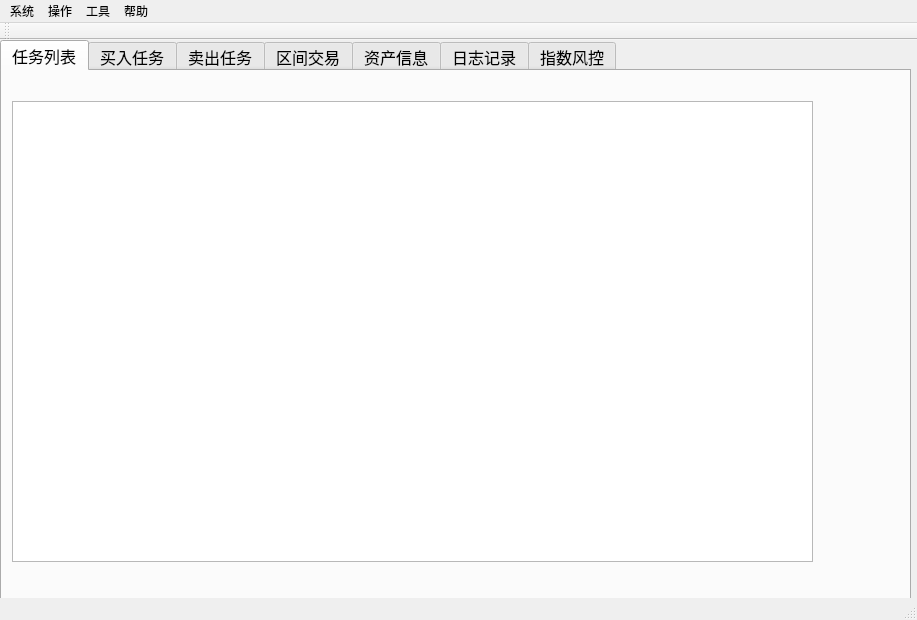
Above: TradeWinner/trade_winner.ui from spartawwy/mytrd_proj before the change. Below: the same form after it.
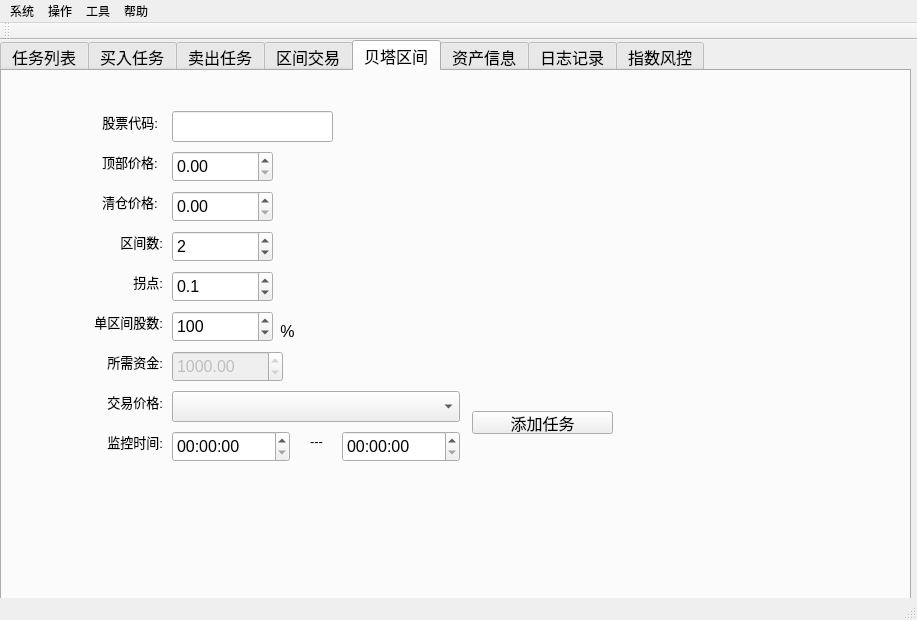
That is the form after the change.

Commit message: adding advance_task_win

The edit to the form file:
```diff
--- a/TradeWinner/trade_winner.ui
+++ b/TradeWinner/trade_winner.ui
@@ -29,7 +29,7 @@
      </font>
     </property>
     <property name="currentIndex">
-     <number>0</number>
+     <number>4</number>
     </property>
     <property name="iconSize">
      <size>
@@ -2130,6 +2130,418 @@
       </property>
      </widget>
     </widget>
+    <widget class="QWidget" name="tab_advsec_task">
+     <attribute name="title">
+      <string>贝塔区间</string>
+     </attribute>
+     <widget class="QLabel" name="label_bktest_adv_reb">
+      <property name="geometry">
+       <rect>
+        <x>100</x>
+        <y>200</y>
+        <width>61</width>
+        <height>21</height>
+       </rect>
+      </property>
+      <property name="font">
+       <font>
+        <pointsize>10</pointsize>
+       </font>
+      </property>
+      <property name="text">
+       <string>拐点:</string>
+      </property>
+      <property name="alignment">
+       <set>Qt::AlignRight|Qt::AlignTrailing|Qt::AlignVCenter</set>
+      </property>
+     </widget>
+     <widget class="QDoubleSpinBox" name="dbspb_adveq_max_price">
+      <property name="geometry">
+       <rect>
+        <x>170</x>
+        <y>80</y>
+        <width>101</width>
+        <height>31</height>
+       </rect>
+      </property>
+      <property name="decimals">
+       <number>2</number>
+      </property>
+      <property name="maximum">
+       <double>999.990000000000009</double>
+      </property>
+      <property name="singleStep">
+       <double>0.100000000000000</double>
+      </property>
+     </widget>
+     <widget class="QDoubleSpinBox" name="dbspb_adveq_start_capital">
+      <property name="enabled">
+       <bool>false</bool>
+      </property>
+      <property name="geometry">
+       <rect>
+        <x>170</x>
+        <y>280</y>
+        <width>111</width>
+        <height>31</height>
+       </rect>
+      </property>
+      <property name="decimals">
+       <number>2</number>
+      </property>
+      <property name="maximum">
+       <double>99999999.000000000000000</double>
+      </property>
+      <property name="singleStep">
+       <double>1000.000000000000000</double>
+      </property>
+      <property name="value">
+       <double>1000.000000000000000</double>
+      </property>
+     </widget>
+     <widget class="QLabel" name="label_raise_percent_rebounce_2">
+      <property name="geometry">
+       <rect>
+        <x>270</x>
+        <y>250</y>
+        <width>31</width>
+        <height>21</height>
+       </rect>
+      </property>
+      <property name="font">
+       <font>
+        <pointsize>12</pointsize>
+       </font>
+      </property>
+      <property name="text">
+       <string>%</string>
+      </property>
+      <property name="alignment">
+       <set>Qt::AlignCenter</set>
+      </property>
+     </widget>
+     <widget class="QSpinBox" name="spinBox_adveq_qty">
+      <property name="geometry">
+       <rect>
+        <x>170</x>
+        <y>240</y>
+        <width>101</width>
+        <height>31</height>
+       </rect>
+      </property>
+      <property name="maximum">
+       <number>100000</number>
+      </property>
+      <property name="singleStep">
+       <number>100</number>
+      </property>
+      <property name="value">
+       <number>100</number>
+      </property>
+     </widget>
+     <widget class="QLabel" name="lab_bktest_adv_secnums">
+      <property name="geometry">
+       <rect>
+        <x>80</x>
+        <y>160</y>
+        <width>81</width>
+        <height>21</height>
+       </rect>
+      </property>
+      <property name="font">
+       <font>
+        <pointsize>10</pointsize>
+       </font>
+      </property>
+      <property name="text">
+       <string>区间数:</string>
+      </property>
+      <property name="alignment">
+       <set>Qt::AlignRight|Qt::AlignTrailing|Qt::AlignVCenter</set>
+      </property>
+     </widget>
+     <widget class="QDoubleSpinBox" name="dbspb_adveq_min_price">
+      <property name="geometry">
+       <rect>
+        <x>170</x>
+        <y>120</y>
+        <width>101</width>
+        <height>31</height>
+       </rect>
+      </property>
+      <property name="decimals">
+       <number>2</number>
+      </property>
+      <property name="maximum">
+       <double>999.990000000000009</double>
+      </property>
+      <property name="singleStep">
+       <double>0.100000000000000</double>
+      </property>
+     </widget>
+     <widget class="QLabel" name="lab_bktest_advsec_qty">
+      <property name="geometry">
+       <rect>
+        <x>80</x>
+        <y>240</y>
+        <width>81</width>
+        <height>21</height>
+       </rect>
+      </property>
+      <property name="font">
+       <font>
+        <pointsize>10</pointsize>
+       </font>
+      </property>
+      <property name="text">
+       <string>单区间股数:</string>
+      </property>
+      <property name="alignment">
+       <set>Qt::AlignRight|Qt::AlignTrailing|Qt::AlignVCenter</set>
+      </property>
+     </widget>
+     <widget class="QSpinBox" name="spb_adveq_section_count">
+      <property name="geometry">
+       <rect>
+        <x>170</x>
+        <y>160</y>
+        <width>101</width>
+        <height>31</height>
+       </rect>
+      </property>
+      <property name="maximum">
+       <number>100000</number>
+      </property>
+      <property name="singleStep">
+       <number>1</number>
+      </property>
+      <property name="value">
+       <number>2</number>
+      </property>
+     </widget>
+     <widget class="QDoubleSpinBox" name="spb_adveq_rebounce">
+      <property name="geometry">
+       <rect>
+        <x>170</x>
+        <y>200</y>
+        <width>101</width>
+        <height>31</height>
+       </rect>
+      </property>
+      <property name="decimals">
+       <number>1</number>
+      </property>
+      <property name="maximum">
+       <double>100.000000000000000</double>
+      </property>
+      <property name="singleStep">
+       <double>0.100000000000000</double>
+      </property>
+      <property name="value">
+       <double>0.100000000000000</double>
+      </property>
+     </widget>
+     <widget class="QLabel" name="label_bktest_maxprice_adv">
+      <property name="geometry">
+       <rect>
+        <x>100</x>
+        <y>80</y>
+        <width>61</width>
+        <height>21</height>
+       </rect>
+      </property>
+      <property name="font">
+       <font>
+        <pointsize>10</pointsize>
+       </font>
+      </property>
+      <property name="text">
+       <string>顶部价格:</string>
+      </property>
+      <property name="alignment">
+       <set>Qt::AlignLeading|Qt::AlignLeft|Qt::AlignVCenter</set>
+      </property>
+     </widget>
+     <widget class="QLabel" name="label_bktest_maxprice_5">
+      <property name="geometry">
+       <rect>
+        <x>100</x>
+        <y>120</y>
+        <width>61</width>
+        <height>21</height>
+       </rect>
+      </property>
+      <property name="font">
+       <font>
+        <pointsize>10</pointsize>
+       </font>
+      </property>
+      <property name="text">
+       <string>清仓价格:</string>
+      </property>
+      <property name="alignment">
+       <set>Qt::AlignLeading|Qt::AlignLeft|Qt::AlignVCenter</set>
+      </property>
+     </widget>
+     <widget class="QLabel" name="lab_bktest_start_capital_2">
+      <property name="geometry">
+       <rect>
+        <x>100</x>
+        <y>280</y>
+        <width>61</width>
+        <height>21</height>
+       </rect>
+      </property>
+      <property name="font">
+       <font>
+        <pointsize>10</pointsize>
+       </font>
+      </property>
+      <property name="text">
+       <string>所需资金:</string>
+      </property>
+      <property name="alignment">
+       <set>Qt::AlignRight|Qt::AlignTrailing|Qt::AlignVCenter</set>
+      </property>
+     </widget>
+     <widget class="QLabel" name="label_buytask_stock_bktest">
+      <property name="geometry">
+       <rect>
+        <x>85</x>
+        <y>40</y>
+        <width>71</width>
+        <height>21</height>
+       </rect>
+      </property>
+      <property name="font">
+       <font>
+        <pointsize>10</pointsize>
+       </font>
+      </property>
+      <property name="text">
+       <string>股票代码:</string>
+      </property>
+      <property name="alignment">
+       <set>Qt::AlignRight|Qt::AlignTrailing|Qt::AlignVCenter</set>
+      </property>
+     </widget>
+     <widget class="QLineEdit" name="le_adveq_stock">
+      <property name="geometry">
+       <rect>
+        <x>170</x>
+        <y>40</y>
+        <width>161</width>
+        <height>31</height>
+       </rect>
+      </property>
+     </widget>
+     <widget class="QPushButton" name="pbtn_add_adveq_task">
+      <property name="geometry">
+       <rect>
+        <x>470</x>
+        <y>340</y>
+        <width>141</width>
+        <height>23</height>
+       </rect>
+      </property>
+      <property name="text">
+       <string>添加任务</string>
+      </property>
+     </widget>
+     <widget class="QLabel" name="label_24">
+      <property name="geometry">
+       <rect>
+        <x>300</x>
+        <y>360</y>
+        <width>21</width>
+        <height>21</height>
+       </rect>
+      </property>
+      <property name="font">
+       <font>
+        <pointsize>10</pointsize>
+       </font>
+      </property>
+      <property name="text">
+       <string>---</string>
+      </property>
+      <property name="alignment">
+       <set>Qt::AlignRight|Qt::AlignTrailing|Qt::AlignVCenter</set>
+      </property>
+     </widget>
+     <widget class="QTimeEdit" name="timeEdit_adveq_begin">
+      <property name="geometry">
+       <rect>
+        <x>170</x>
+        <y>360</y>
+        <width>118</width>
+        <height>31</height>
+       </rect>
+      </property>
+     </widget>
+     <widget class="QTimeEdit" name="timeEdit_adveq_end">
+      <property name="geometry">
+       <rect>
+        <x>340</x>
+        <y>360</y>
+        <width>118</width>
+        <height>31</height>
+       </rect>
+      </property>
+     </widget>
+     <widget class="QLabel" name="label_buytask_monitor_time_3">
+      <property name="geometry">
+       <rect>
+        <x>70</x>
+        <y>360</y>
+        <width>91</width>
+        <height>21</height>
+       </rect>
+      </property>
+      <property name="font">
+       <font>
+        <pointsize>10</pointsize>
+       </font>
+      </property>
+      <property name="text">
+       <string>监控时间:</string>
+      </property>
+      <property name="alignment">
+       <set>Qt::AlignRight|Qt::AlignTrailing|Qt::AlignVCenter</set>
+      </property>
+     </widget>
+     <widget class="QComboBox" name="combox_adveq_price_level">
+      <property name="geometry">
+       <rect>
+        <x>170</x>
+        <y>320</y>
+        <width>288</width>
+        <height>31</height>
+       </rect>
+      </property>
+     </widget>
+     <widget class="QLabel" name="label_price_level_5">
+      <property name="geometry">
+       <rect>
+        <x>70</x>
+        <y>320</y>
+        <width>91</width>
+        <height>21</height>
+       </rect>
+      </property>
+      <property name="font">
+       <font>
+        <pointsize>10</pointsize>
+       </font>
+      </property>
+      <property name="text">
+       <string>交易价格:</string>
+      </property>
+      <property name="alignment">
+       <set>Qt::AlignRight|Qt::AlignTrailing|Qt::AlignVCenter</set>
+      </property>
+     </widget>
+    </widget>
     <widget class="QWidget" name="tab_capital">
      <attribute name="title">
       <string>资产信息</string>
```
Left out of the diff: 2 changed lines with no effect on the pictures. The commit also changes 11 other files.
